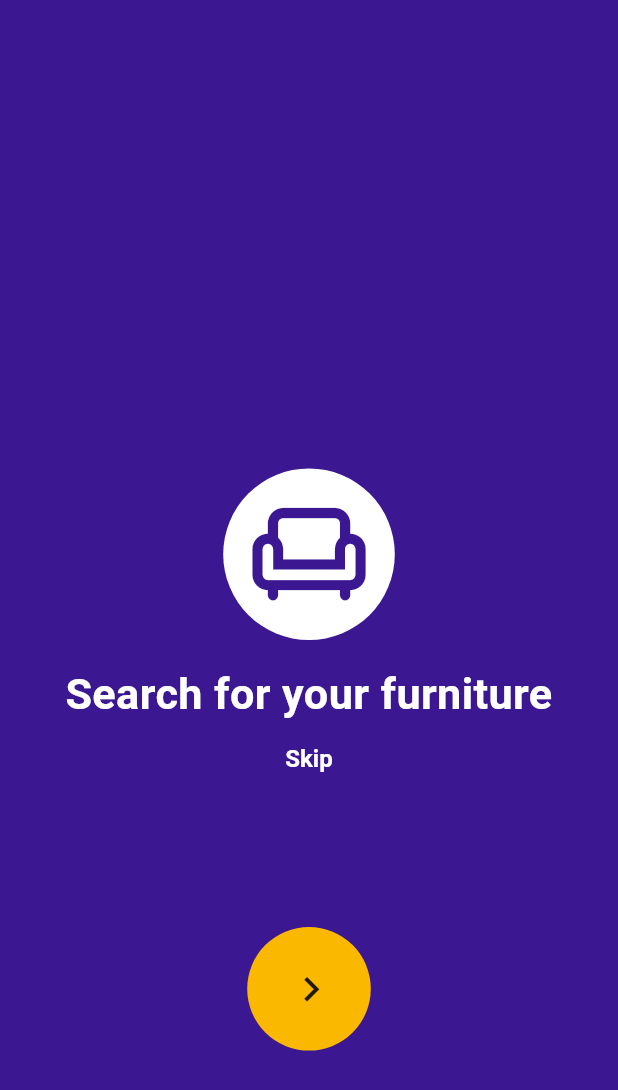
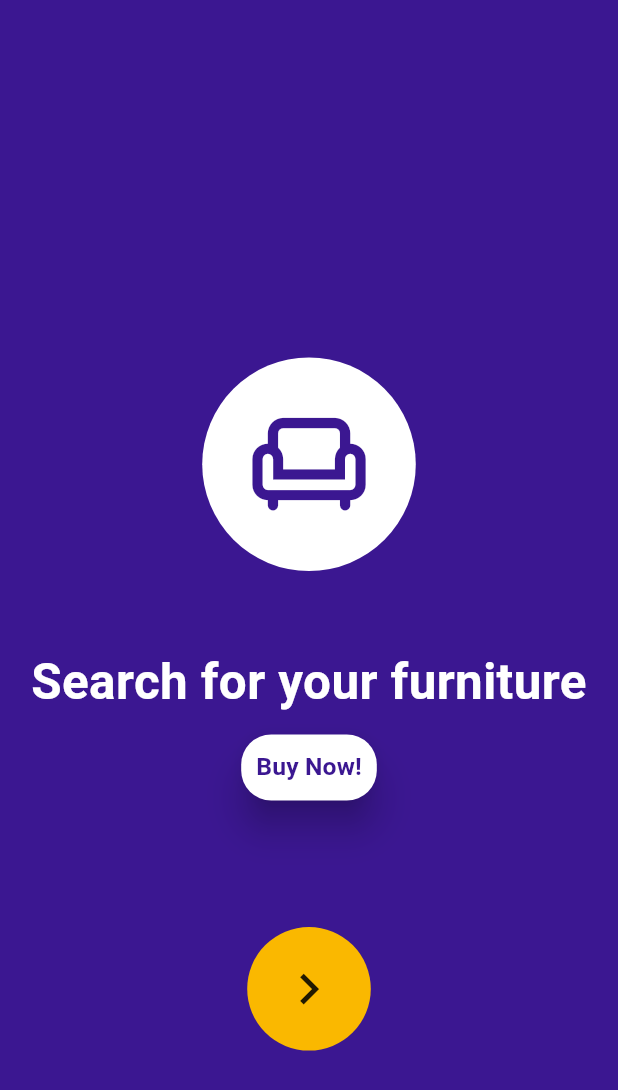
Before and after one commit to duybaohuynhtan/AR_Furniture, a Flutter app: the screen it shows after launch, on a phone screen of 412 x 824 dp. Shown: the top 1090 px of the screen. Run offline on Flutter 3.47's test engine with Material 3 defaults, Android fonts, the phone set to English and light mode, and no system bars; drawn by our look-alikes of concentric_transition; missing offline and left inert: babylonjs_viewer, model_viewer_plus.

Commit message:
UI-UX (beta, fix Onboarding Page (button))

```diff
--- a/lib/onboarding_page.dart
+++ b/lib/onboarding_page.dart
@@ -34,15 +34,15 @@ class ConcentricAnimationOnboarding extends StatelessWidget {
         colors: pages.map((p) => p.bgColor).toList(),
         radius: screenWidth * 0.1,
         nextButtonBuilder: (context) => Padding(
-          padding: const EdgeInsets.only(left: 3), // visual center
+          padding: const EdgeInsets.all(5), // visual center
           child: Icon(
             Icons.navigate_next,
-            size: screenWidth * 0.08,
+            size: screenWidth * 0.1,
           ),
         ),
         // itemCount: pages.length,
-        // opacityFactor: 2.0,
-        scaleFactor: 2,
+        // opacityFactor: 10.0,
+        // scaleFactor: 2,
         // verticalPosition: 0.7,
         // direction: Axis.vertical,
         // itemCount: pages.length,
@@ -84,8 +84,8 @@ class _Page extends StatelessWidget {
       mainAxisAlignment: MainAxisAlignment.center,
       children: [
         Container(
-          padding: const EdgeInsets.all(16.0),
-          margin: const EdgeInsets.all(16.0),
+          padding: const EdgeInsets.all(30.0),
+          margin: const EdgeInsets.all(50.0),
           decoration:
               BoxDecoration(shape: BoxShape.circle, color: page.textColor),
           child: Icon(
@@ -98,21 +98,37 @@ class _Page extends StatelessWidget {
           page.title ?? "",
           style: TextStyle(
               color: page.textColor,
-              fontSize: screenHeight * 0.035,
+              fontSize: screenHeight * 0.04,
               fontWeight: FontWeight.bold),
           textAlign: TextAlign.center,
         ),
-        TextButton(
-            style: TextButton.styleFrom(
-                visualDensity: VisualDensity.comfortable,
-                foregroundColor: Colors.white,
-                textStyle:
-                    const TextStyle(fontSize: 16, fontWeight: FontWeight.bold)),
-            onPressed: () {
-              Navigator.pushReplacement(context,
-                  MaterialPageRoute(builder: (context) => const FirstPage()));
-            },
-            child: const Text("Skip"))
+        const SizedBox(
+          height: 10,
+        ),
+        ElevatedButton(
+          style: TextButton.styleFrom(
+            alignment: Alignment.bottomCenter,
+            foregroundColor: page.bgColor,
+            backgroundColor: page.textColor,
+            padding: const EdgeInsets.all(10),
+            shape:
+                RoundedRectangleBorder(borderRadius: BorderRadius.circular(20)),
+            elevation: 10,
+            shadowColor: Colors.black.withOpacity(1),
+          ),
+          onPressed: () {
+            Navigator.pushReplacement(context,
+                MaterialPageRoute(builder: (context) => const FirstPage()));
+          },
+          child: Text(
+            "Buy Now!",
+            style: TextStyle(
+                fontSize: screenHeight * 0.02, fontWeight: FontWeight.bold),
+          ),
+        ),
+        const SizedBox(
+          height: 100,
+        ),
       ],
     );
   }
```
